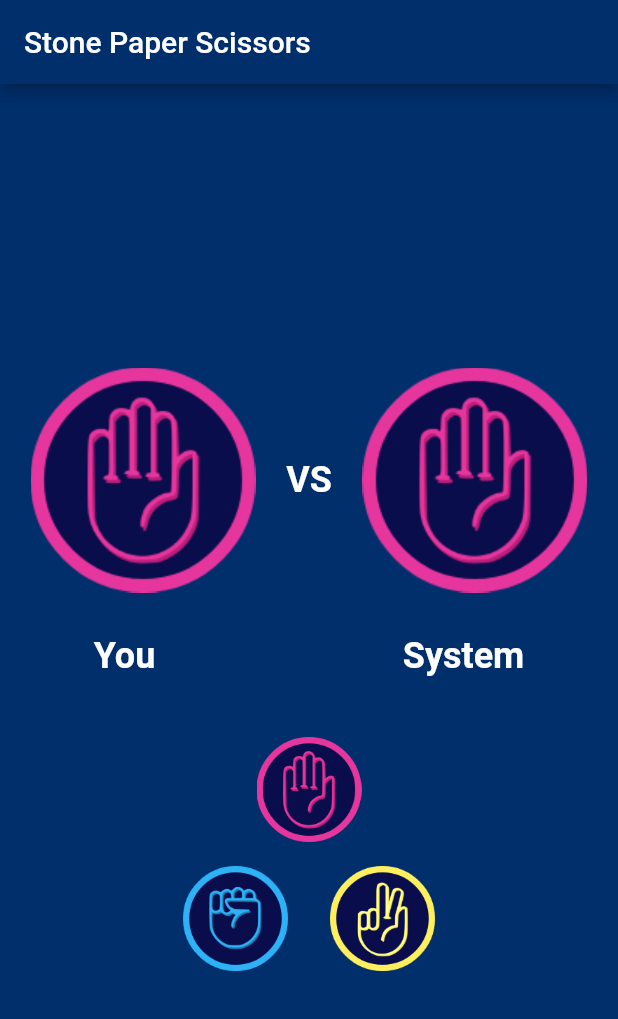
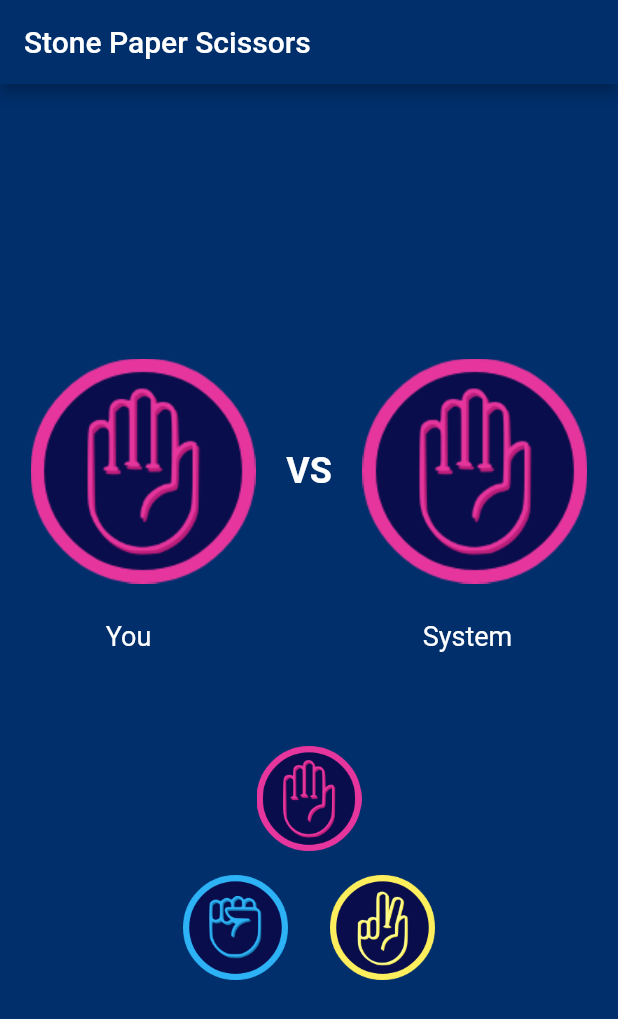
Before and after one commit to bissan-sameeh/Stone, a Flutter app: the screen it shows after launch, on a phone screen of 412 x 824 dp. Shown: the top 1019 px of the screen. Run offline on Flutter 3.47's test engine with Material 2 defaults, Android fonts, the phone set to English and light mode, and no system bars.

Commit message:
2ed edit

```diff
--- a/lib/main.dart
+++ b/lib/main.dart
@@ -54,7 +54,7 @@ class _MyAppState extends State<MyApp> {
               ),
             ),
             const SizedBox(
-              height: 8,
+              height: 4,
             ),
             Row(
               mainAxisAlignment: MainAxisAlignment.spaceAround,
@@ -62,8 +62,8 @@ class _MyAppState extends State<MyApp> {
                 const Text(
                   "You",
                   style: TextStyle(
-                      fontSize: 24,
-                      fontWeight: FontWeight.bold,
+                      fontSize: 18,
+                      //  fontWeight: FontWeight.bold,
                       color: Colors.white),
                 ),
                 Container(
@@ -71,15 +71,15 @@ class _MyAppState extends State<MyApp> {
                   child: const Text(
                     "System",
                     style: TextStyle(
-                        fontSize: 24,
-                        fontWeight: FontWeight.bold,
+                        fontSize: 18,
+                        //  fontWeight: FontWeight.bold,
                         color: Colors.white),
                   ),
                 ),
               ],
             ),
             const SizedBox(
-              height: 32,
+              height: 55,
             ),
             Column(
               children: [
```
